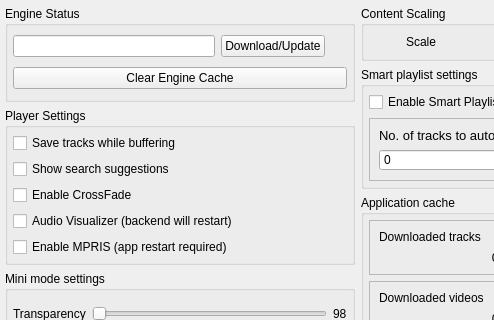
Qt form src/settings.ui (keshavbhatt/olivia) before a commit; both pictures show x 0 to 494 and y 0 to 320 of the 712 by 616 pixel window.
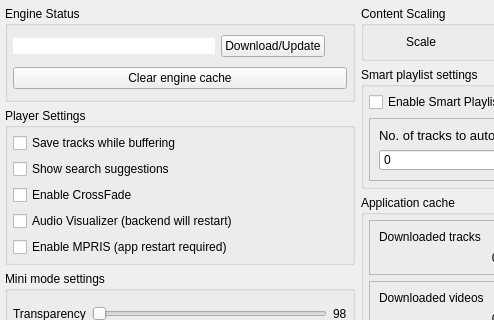
The same form after that commit. Icons and pictures are not drawn. Custom widgets are drawn as their Qt base class.

What changed in the file:
```diff
--- a/src/settings.ui
+++ b/src/settings.ui
@@ -139,6 +139,9 @@
                    <property name="focusPolicy">
                     <enum>Qt::NoFocus</enum>
                    </property>
+                   <property name="frame">
+                    <bool>false</bool>
+                   </property>
                    <property name="readOnly">
                     <bool>true</bool>
                    </property>
@@ -197,7 +200,7 @@
                   <string>Click if you are getting frequent 403 or 429 erros.</string>
                  </property>
                  <property name="text">
-                  <string>Clear Engine Cache</string>
+                  <string>Clear engine cache</string>
                  </property>
                  <property name="icon">
                   <iconset resource="icons.qrc">
```
